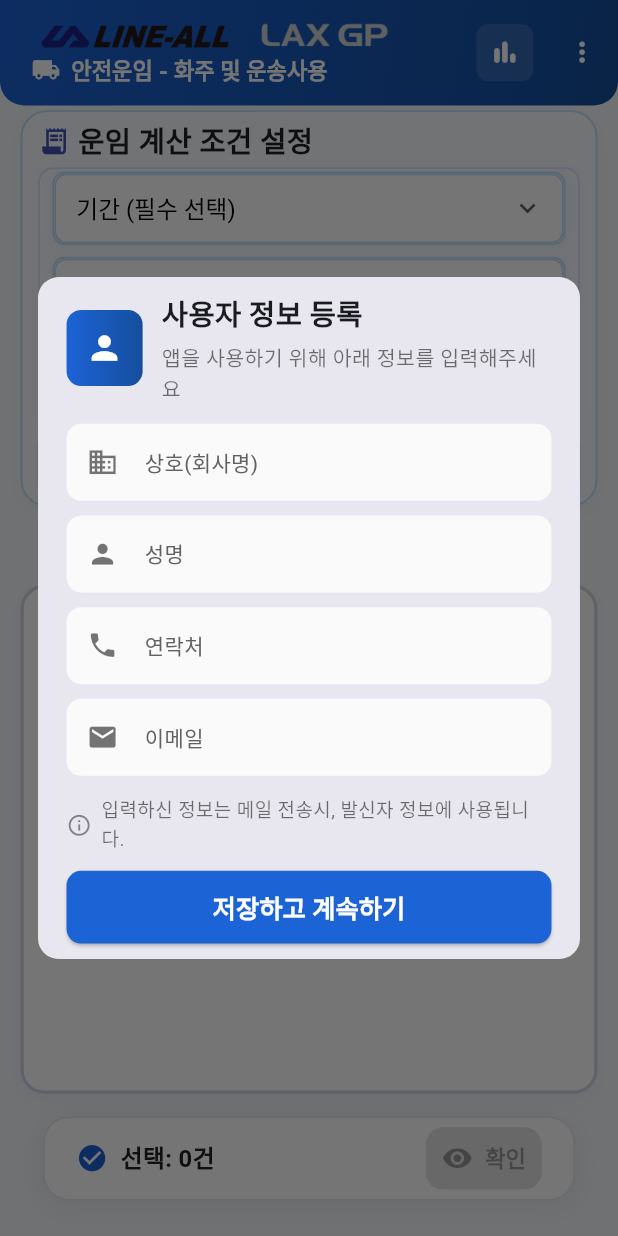
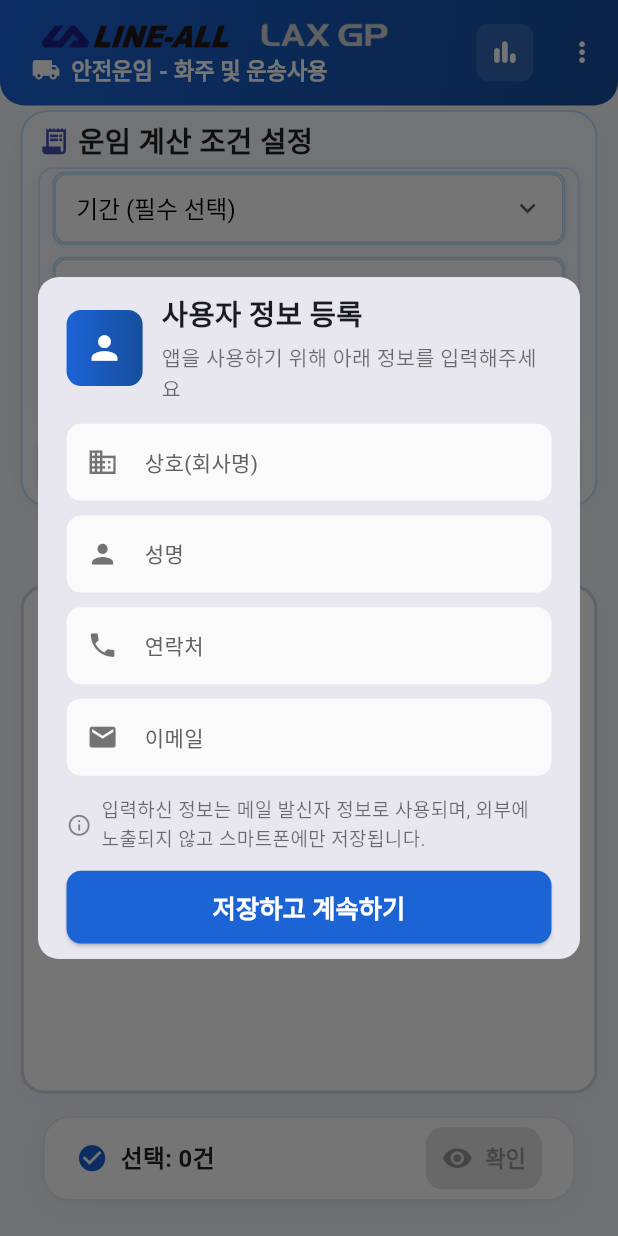
Before and after one commit to jang1231111/line-all-company, a Flutter app: the screen it shows after launch, on a phone screen of 412 x 824 dp. Run offline on Flutter 3.47's test engine with Material 3 defaults, Android fonts, the phone set to English and light mode, and no system bars; our stand-ins replace dio, firebase_core, firebase_crashlytics, flutter_dotenv, flutter_keyboard_visibility, flutter_riverpod and 6 more; missing offline and left inert: mailer, tutorial_coach_mark; accounts and stored records are empty.

Commit message:
✏️ 유저 정보 Dialog, 텍스트 수정

```diff
--- a/lib/features/condition/presentation/widgets/user_info_dialog.dart
+++ b/lib/features/condition/presentation/widgets/user_info_dialog.dart
@@ -285,7 +285,7 @@ class _UserInfoDialogState extends State<UserInfoDialog> {
                                     SizedBox(width: 6.w),
                                     Expanded(
                                       child: Text(
-                                        '입력하신 정보는 메일 전송시, 발신자 정보에 사용됩니다.',
+                                        '입력하신 정보는 메일 발신자 정보로 사용되며, 외부에 노출되지 않고 스마트폰에만 저장됩니다.',
                                         style: TextStyle(
                                           fontSize: 12.sp,
                                           color: Colors.black54,
```
